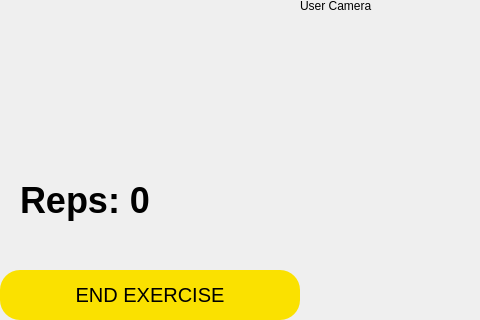
Qt form copyclare/ui/exercise.ui (MotionInput/Team14-CopyClare) before a commit; both pictures show x 0 to 480 and y 308 to 628 of the 900 by 628 pixel window.
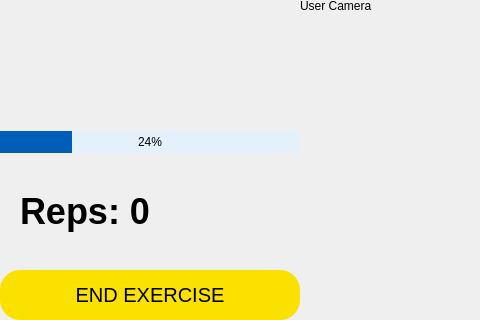
The same form after that commit.

Commit message: Added plan page, progressBar&more UI changes

```diff
--- a/copyclare/ui/exercise.ui
+++ b/copyclare/ui/exercise.ui
@@ -194,6 +194,28 @@
          <property name="bottomMargin">
           <number>0</number>
          </property>
+         <item>
+          <widget class="QProgressBar" name="progressBar">
+           <property name="styleSheet">
+            <string notr="true">QProgressBar{
+	
+	background-color: rgb(229, 241, 250);
+	color: rgb(0, 0, 0);
+	border-style: none;
+	text-align: center;
+
+}
+
+QProgressBar::chunk{
+	
+	background-color: rgb(0, 94, 184);
+}</string>
+           </property>
+           <property name="value">
+            <number>24</number>
+           </property>
+          </widget>
+         </item>
          <item>
           <widget class="QLabel" name="reps_label">
            <property name="font">
```
The commit also changes 18 other files.
